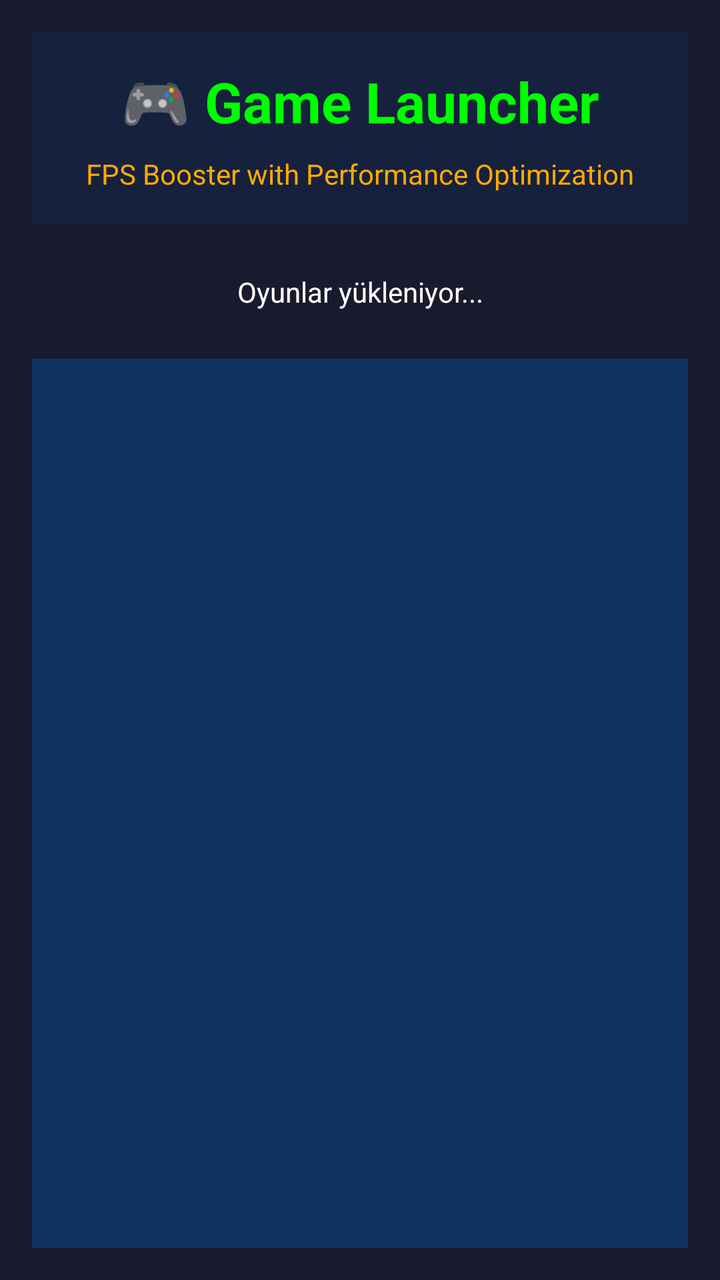
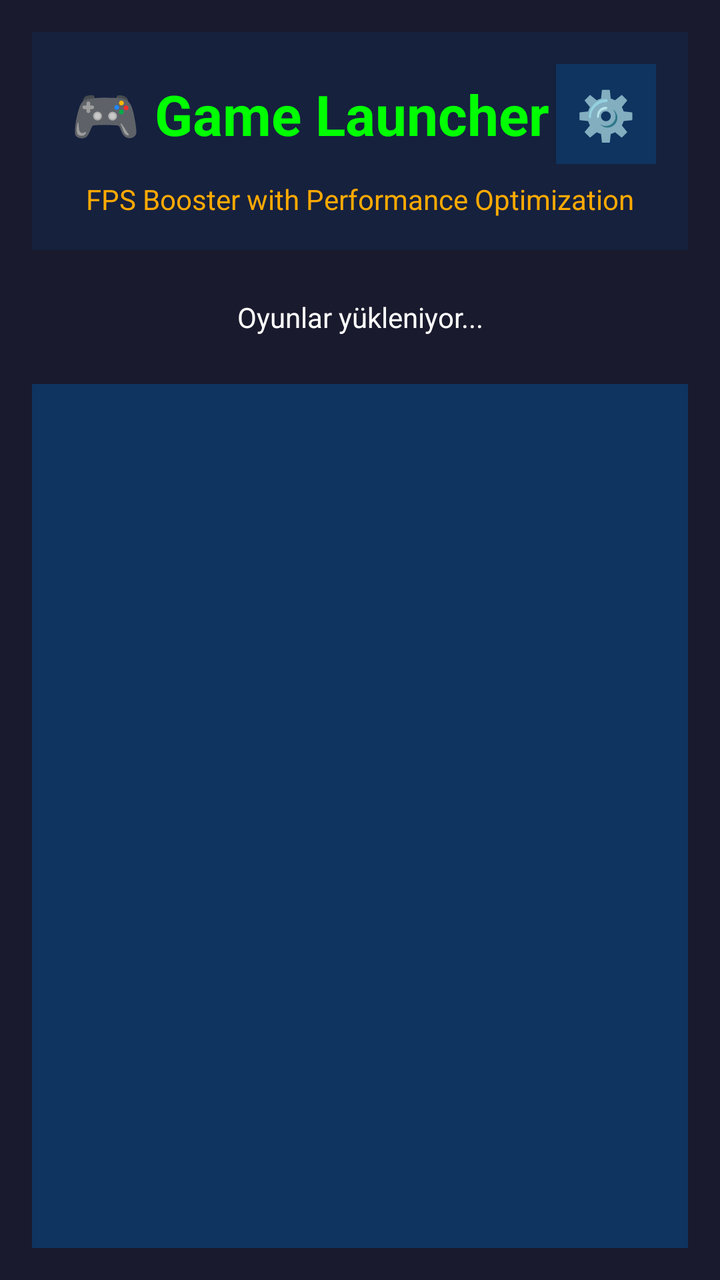

Two renders of the same Android screen: before a commit and after it. Below are the layout's source before the change and the commit's diff.
<!-- AndroidManifest.xml: application theme Theme.AppCompat.NoActionBar -->
<!-- res/layout/activity_main.xml -->
<?xml version="1.0" encoding="utf-8"?>
<LinearLayout xmlns:android="http://schemas.android.com/apk/res/android"
    android:layout_width="match_parent"
    android:layout_height="match_parent"
    android:orientation="vertical"
    android:padding="16dp"
    android:background="#1a1a2e">

    <LinearLayout
        android:layout_width="match_parent"
        android:layout_height="wrap_content"
        android:orientation="vertical"
        android:gravity="center"
        android:padding="16dp"
        android:background="#16213e"
        android:layout_marginBottom="16dp">

        <TextView
            android:layout_width="match_parent"
            android:layout_height="wrap_content"
            android:text="🎮 Game Launcher"
            android:textSize="28sp"
            android:textColor="#00ff00"
            android:textStyle="bold"
            android:gravity="center" />

        <TextView
            android:layout_width="match_parent"
            android:layout_height="wrap_content"
            android:text="FPS Booster with Performance Optimization"
            android:textSize="14sp"
            android:textColor="#ffaa00"
            android:gravity="center"
            android:layout_marginTop="8dp" />
    </LinearLayout>

    <ProgressBar
        android:id="@+id/progressBar"
        android:layout_width="wrap_content"
        android:layout_height="wrap_content"
        android:layout_gravity="center"
        android:visibility="gone" />

    <TextView
        android:id="@+id/statsText"
        android:layout_width="match_parent"
        android:layout_height="wrap_content"
        android:text="Oyunlar yükleniyor..."
        android:textColor="#ffffff"
        android:textSize="14sp"
        android:padding="8dp"
        android:gravity="center" />

    <androidx.recyclerview.widget.RecyclerView
        android:id="@+id/gamesRecyclerView"
        android:layout_width="match_parent"
        android:layout_height="0dp"
        android:layout_weight="1"
        android:layout_marginTop="16dp"
        android:background="#0f3460" />

</LinearLayout>
<!-- resources referenced by this layout -->
<resources>

</resources>

<!-- the commit's change to res/layout/activity_main.xml (unified diff, before → after) -->
@@ -15,14 +15,31 @@
         android:background="#16213e"
         android:layout_marginBottom="16dp">
 
-        <TextView
+        <LinearLayout
             android:layout_width="match_parent"
             android:layout_height="wrap_content"
-            android:text="🎮 Game Launcher"
-            android:textSize="28sp"
-            android:textColor="#00ff00"
-            android:textStyle="bold"
-            android:gravity="center" />
+            android:orientation="horizontal"
+            android:gravity="center_vertical">
+
+            <TextView
+                android:layout_width="0dp"
+                android:layout_height="wrap_content"
+                android:layout_weight="1"
+                android:text="🎮 Game Launcher"
+                android:textSize="28sp"
+                android:textColor="#00ff00"
+                android:textStyle="bold"
+                android:gravity="center" />
+
+            <Button
+                android:id="@+id/settingsButton"
+                android:layout_width="50dp"
+                android:layout_height="50dp"
+                android:text="⚙️"
+                android:textSize="24sp"
+                android:background="#0f3460"
+                android:textColor="#00ff00" />
+        </LinearLayout>
 
         <TextView
             android:layout_width="match_parent"
